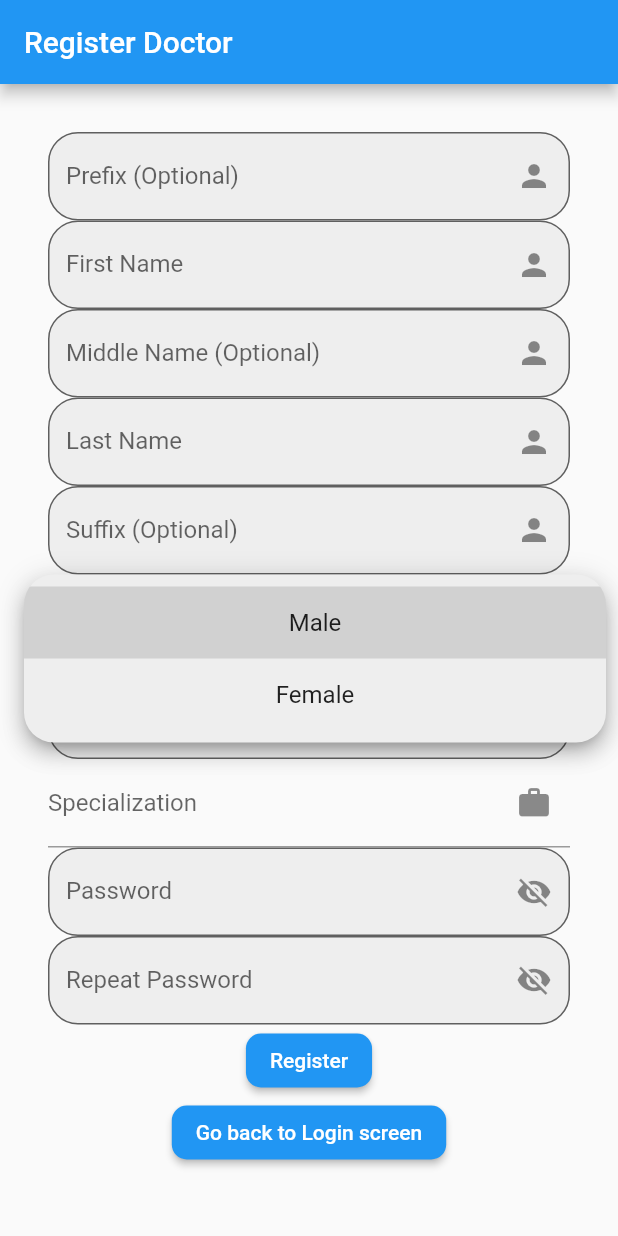
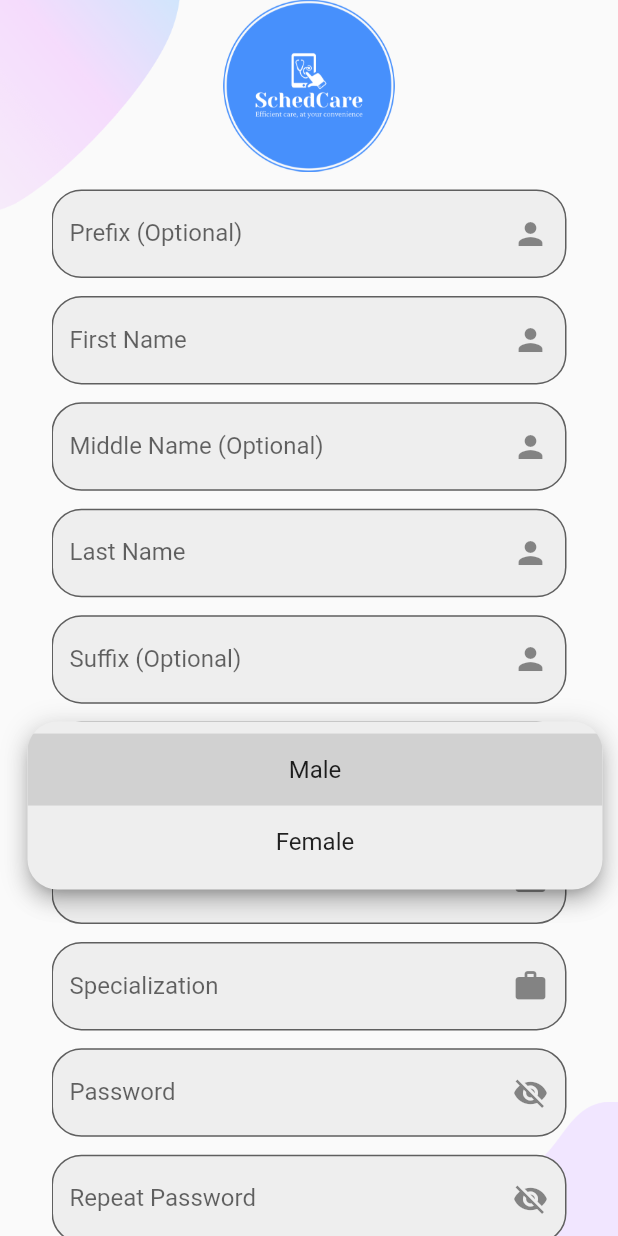
Before and after one commit to itsybitsci/schedcare, a Flutter app: the DoctorRegisterScreen screen opened by its route, after a tap on "Select sex", on a phone screen of 412 x 824 dp. Run offline on Flutter 3.47's test engine with Material 2 defaults, Android fonts, the phone set to English and light mode, and no system bars; our stand-ins replace camera, cloud_firestore, email_validator, file_picker, firebase_analytics, firebase_auth and 15 more; missing offline and left inert: firebase_app_check, remove_emoji, touch_ripple_effect, videosdk; accounts and stored records are empty.

Commit message:
feat: Modified register as doctor UI

```diff
--- a/lib/providers/generic_fields_provider.dart
+++ b/lib/providers/generic_fields_provider.dart
@@ -413,10 +413,17 @@ class GenericFieldsProvider extends ChangeNotifier {
   Widget buildSpecialization() => TextFormField(
         keyboardType: TextInputType.name,
         controller: _specializationController,
-        decoration: const InputDecoration(
-            suffixIcon: Icon(Icons.work),
-            labelText: 'Specialization',
-            hintText: 'Enter specialization.'),
+        decoration: InputDecoration(
+          suffixIcon: const Icon(Icons.work),
+          labelText: 'Specialization',
+          hintText: 'Enter specialization.',
+          border: OutlineInputBorder(
+            borderSide: const BorderSide(color: Colors.blue, width: 3),
+            borderRadius: BorderRadius.circular(20),
+          ),
+          filled: true,
+          fillColor: Colors.grey[200],
+        ),
         validator: (value) {
           return value!.isEmpty ? 'Required' : null;
         },
--- a/lib/screens/doctor/authentication/doctor_register_screen.dart
+++ b/lib/screens/doctor/authentication/doctor_register_screen.dart
@@ -1,9 +1,13 @@
+import 'package:flutter/gestures.dart';
 import 'package:flutter/material.dart';
+import 'package:flutter_hooks/flutter_hooks.dart';
+import 'package:flutter_screenutil/flutter_screenutil.dart';
 import 'package:go_router/go_router.dart';
 import 'package:hooks_riverpod/hooks_riverpod.dart';
 import 'package:remove_emoji/remove_emoji.dart';
 import 'package:schedcare/providers/firebase_services_provider.dart';
 import 'package:schedcare/providers/generic_fields_provider.dart';
+import 'package:schedcare/utilities/components.dart';
 import 'package:schedcare/utilities/constants.dart';
 import 'package:schedcare/utilities/widgets.dart';
 
@@ -16,49 +20,96 @@ class DoctorRegisterScreen extends HookConsumerWidget {
   Widget build(BuildContext context, WidgetRef ref) {
     final firebaseServicesNotifier = ref.watch(firebaseServicesProvider);
     final genericFieldsNotifier = ref.watch(genericFieldsProvider);
+    final scrollController = useScrollController();
 
     return Scaffold(
-      appBar: AppBar(
-        title: const Text('Register Doctor'),
-        automaticallyImplyLeading: false,
-      ),
-      body: Form(
+      body: Scrollbar(
+        controller: scrollController,
+        child: Background(
+          child: Form(
             key: formKeyRegisterDoctor,
             child: SingleChildScrollView(
-          reverse: true,
-          padding: const EdgeInsets.all(32),
               child: Column(
                 mainAxisAlignment: MainAxisAlignment.center,
                 children: [
-              genericFieldsNotifier.buildPrefix(),
-              genericFieldsNotifier.buildFirstName(),
-              genericFieldsNotifier.buildMiddleName(),
-              genericFieldsNotifier.buildLastName(),
-              genericFieldsNotifier.buildSuffix(),
-              genericFieldsNotifier.buildSexesDropdown(),
-              genericFieldsNotifier.buildEmail(),
-              genericFieldsNotifier.buildSpecialization(),
-              genericFieldsNotifier.buildPassword(),
-              genericFieldsNotifier.buildRepeatPassword(),
+                  ConstrainedBox(
+                    constraints:
+                        BoxConstraints(maxWidth: 100.w, maxHeight: 100.h),
+                    child: Image.asset("assets/images/splash.png"),
+                  ),
+                  SizedBox(height: 10.h),
+                  ConstrainedBox(
+                    constraints: BoxConstraints(maxWidth: 300.w),
+                    child: genericFieldsNotifier.buildPrefix(),
+                  ),
+                  SizedBox(height: 10.h),
+                  ConstrainedBox(
+                    constraints: BoxConstraints(maxWidth: 300.w),
+                    child: genericFieldsNotifier.buildFirstName(),
+                  ),
+                  SizedBox(height: 10.h),
+                  ConstrainedBox(
+                    constraints: BoxConstraints(maxWidth: 300.w),
+                    child: genericFieldsNotifier.buildMiddleName(),
+                  ),
+                  SizedBox(height: 10.h),
+                  ConstrainedBox(
+                    constraints: BoxConstraints(maxWidth: 300.w),
+                    child: genericFieldsNotifier.buildLastName(),
+                  ),
+                  SizedBox(height: 10.h),
+                  ConstrainedBox(
+                    constraints: BoxConstraints(maxWidth: 300.w),
+                    child: genericFieldsNotifier.buildSuffix(),
+                  ),
+                  SizedBox(height: 10.h),
+                  ConstrainedBox(
+                    constraints: BoxConstraints(maxWidth: 300.w),
+                    child: genericFieldsNotifier.buildSexesDropdown(),
+                  ),
+                  SizedBox(height: 10.h),
+                  ConstrainedBox(
+                    constraints: BoxConstraints(maxWidth: 300.w),
+                    child: genericFieldsNotifier.buildEmail(),
+                  ),
+                  SizedBox(height: 10.h),
+                  ConstrainedBox(
+                    constraints: BoxConstraints(maxWidth: 300.w),
+                    child: genericFieldsNotifier.buildSpecialization(),
+                  ),
+                  SizedBox(height: 10.h),
+                  ConstrainedBox(
+                    constraints: BoxConstraints(maxWidth: 300.w),
+                    child: genericFieldsNotifier.buildPassword(),
+                  ),
+                  SizedBox(height: 10.h),
+                  ConstrainedBox(
+                    constraints: BoxConstraints(maxWidth: 300.w),
+                    child: genericFieldsNotifier.buildRepeatPassword(),
+                  ),
+                  SizedBox(height: 10.h),
                   firebaseServicesNotifier.getLoading
                       ? loading(color: Colors.blue)
                       : ElevatedButton(
                           onPressed: () async {
-                        if (formKeyRegisterDoctor.currentState!.validate()) {
+                            if (formKeyRegisterDoctor.currentState!
+                                .validate()) {
                               formKeyRegisterDoctor.currentState?.save();
                               Map<String, dynamic> data = {
-                            ModelFields.id:
-                                firebaseServicesNotifier.getCurrentUser!.uid,
+                                ModelFields.id: firebaseServicesNotifier
+                                    .getCurrentUser!.uid,
                                 ModelFields.email: genericFieldsNotifier.email,
                                 ModelFields.role: AppConstants.doctor,
-                            ModelFields.prefix: genericFieldsNotifier.prefix,
+                                ModelFields.prefix:
+                                    genericFieldsNotifier.prefix,
                                 ModelFields.firstName:
                                     genericFieldsNotifier.firstName,
                                 ModelFields.middleName:
                                     genericFieldsNotifier.middleName,
                                 ModelFields.lastName:
                                     genericFieldsNotifier.lastName,
-                            ModelFields.suffix: genericFieldsNotifier.suffix,
+                                ModelFields.suffix:
+                                    genericFieldsNotifier.suffix,
                                 ModelFields.sex: genericFieldsNotifier.sex,
                                 ModelFields.specialization:
                                     genericFieldsNotifier.specialization,
@@ -74,15 +125,35 @@ class DoctorRegisterScreen extends HookConsumerWidget {
                               if (context.mounted) context.pop();
                             }
                           },
-                      child: const Text('Register'),
+                          child: Text('REGISTER AS A DOCTOR',
+                              style: TextStyle(fontSize: 15.sp)),
                         ),
-              ElevatedButton(
-                onPressed: () {
-                  context.pop();
-                },
-                child: const Text('Go back to Login screen'),
+                  SizedBox(height: 10.h),
+                  const Text('Already have an account?'),
+                  RichText(
+                    text: TextSpan(
+                      style: const TextStyle(
+                        color: Colors.black,
                       ),
+                      children: [
+                        const TextSpan(text: 'Click '),
+                        TextSpan(
+                          text: 'here',
+                          style: const TextStyle(
+                            color: Colors.blue,
+                          ),
+                          recognizer: TapGestureRecognizer()
+                            ..onTap = () => context.pop(),
+                        ),
+                        const TextSpan(
+                            text: ' to go back to the login screen.'),
                       ],
+                    ),
+                  ),
+                  SizedBox(height: 20.h),
+                ],
+              ),
+            ),
           ),
         ),
       ),
--- a/lib/screens/patient/authentication/patient_register_screen.dart
+++ b/lib/screens/patient/authentication/patient_register_screen.dart
@@ -23,11 +23,11 @@ class PatientRegisterScreen extends HookConsumerWidget {
     final scrollController = useScrollController();
 
     return Scaffold(
-      body: Background(
-        child: Form(
-          key: formKeyRegisterPatient,
-          child: Scrollbar(
-            controller: scrollController,
+      body: Scrollbar(
+        controller: scrollController,
+        child: Background(
+          child: Form(
+            key: formKeyRegisterPatient,
             child: SingleChildScrollView(
               child: Column(
                 mainAxisAlignment: MainAxisAlignment.center,
@@ -170,7 +170,7 @@ class PatientRegisterScreen extends HookConsumerWidget {
                               if (context.mounted) context.pop();
                             }
                           },
-                          child: Text('REGISTER',
+                          child: Text('REGISTER AS A PATIENT',
                               style: TextStyle(fontSize: 15.sp)),
                         ),
                   SizedBox(height: 10.h),
```
Lines whose indentation alone changed are shown as unchanged.
